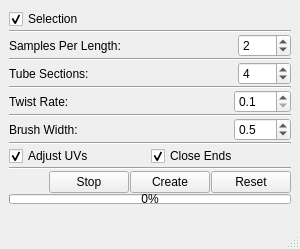
Before: the Qt Designer form ui/window2.ui in iceanimations/generalizedCylinder, drawn with Qt 5.
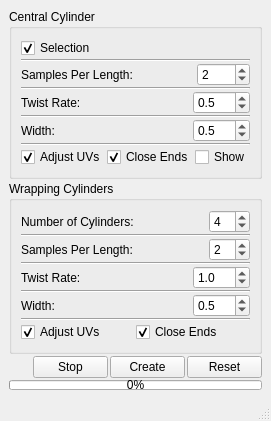
After: the same form once the commit is applied.

Commit message: interface2.py added, window2.ui added and designed, ready to implement interface2.py

What changed in the file:
```diff
--- a/ui/window2.ui
+++ b/ui/window2.ui
@@ -6,14 +6,26 @@
    <rect>
     <x>0</x>
     <y>0</y>
-    <width>300</width>
-    <height>249</height>
+    <width>263</width>
+    <height>415</height>
    </rect>
   </property>
   <property name="windowTitle">
    <string>Generalized Cylinder</string>
   </property>
   <widget class="QWidget" name="centralwidget">
+   <layout class="QVBoxLayout" name="verticalLayout_3">
+    <property name="spacing">
+     <number>2</number>
+    </property>
+    <item>
+     <widget class="QGroupBox" name="groupBox">
+      <property name="title">
+       <string>Central Cylinder</string>
+      </property>
+      <property name="flat">
+       <bool>false</bool>
+      </property>
    <layout class="QVBoxLayout" name="verticalLayout">
     <property name="spacing">
      <number>1</number>
@@ -32,7 +44,7 @@
      </widget>
     </item>
     <item>
-     <widget class="Line" name="line">
+        <widget class="Line" name="line_8">
       <property name="orientation">
        <enum>Qt::Horizontal</enum>
       </property>
@@ -79,54 +91,7 @@
      </layout>
     </item>
     <item>
-     <widget class="Line" name="line_2">
-      <property name="orientation">
-       <enum>Qt::Horizontal</enum>
-      </property>
-     </widget>
-    </item>
-    <item>
-     <layout class="QHBoxLayout" name="horizontalLayout_2">
-      <item>
-       <widget class="QLabel" name="label_2">
-        <property name="text">
-         <string>Tube Sections: </string>
-        </property>
-       </widget>
-      </item>
-      <item>
-       <spacer name="horizontalSpacer_2">
-        <property name="orientation">
-         <enum>Qt::Horizontal</enum>
-        </property>
-        <property name="sizeHint" stdset="0">
-         <size>
-          <width>40</width>
-          <height>20</height>
-         </size>
-        </property>
-       </spacer>
-      </item>
-      <item>
-       <widget class="QSpinBox" name="tubeSectionsBox">
-        <property name="minimumSize">
-         <size>
-          <width>53</width>
-          <height>0</height>
-         </size>
-        </property>
-        <property name="minimum">
-         <number>3</number>
-        </property>
-        <property name="value">
-         <number>4</number>
-        </property>
-       </widget>
-      </item>
-     </layout>
-    </item>
-    <item>
-     <widget class="Line" name="line_3">
+        <widget class="Line" name="line">
       <property name="orientation">
        <enum>Qt::Horizontal</enum>
       </property>
@@ -160,17 +125,20 @@
          <number>1</number>
         </property>
         <property name="minimum">
-         <double>0.100000000000000</double>
+            <double>0.000000000000000</double>
         </property>
         <property name="singleStep">
          <double>0.100000000000000</double>
         </property>
+           <property name="value">
+            <double>0.500000000000000</double>
+           </property>
        </widget>
       </item>
      </layout>
     </item>
     <item>
-     <widget class="Line" name="line_4">
+        <widget class="Line" name="line_2">
       <property name="orientation">
        <enum>Qt::Horizontal</enum>
       </property>
@@ -184,7 +152,7 @@
          <string>Cylinder width</string>
         </property>
         <property name="text">
-         <string>Brush Width: </string>
+            <string>Width: </string>
         </property>
        </widget>
       </item>
@@ -220,7 +188,7 @@
      </layout>
     </item>
     <item>
-     <widget class="Line" name="line_6">
+        <widget class="Line" name="line_3">
       <property name="orientation">
        <enum>Qt::Horizontal</enum>
       </property>
@@ -248,6 +216,100 @@
         </property>
        </widget>
       </item>
+         <item>
+          <widget class="QCheckBox" name="showButton">
+           <property name="text">
+            <string>Show</string>
+           </property>
+          </widget>
+         </item>
+        </layout>
+       </item>
+      </layout>
+     </widget>
+    </item>
+    <item>
+     <widget class="QGroupBox" name="groupBox_2">
+      <property name="title">
+       <string>Wrapping Cylinders</string>
+      </property>
+      <layout class="QVBoxLayout" name="verticalLayout_2">
+       <property name="spacing">
+        <number>1</number>
+       </property>
+       <item>
+        <layout class="QHBoxLayout" name="horizontalLayout_2">
+         <item>
+          <widget class="QLabel" name="label_2">
+           <property name="text">
+            <string>Number of Cylinders: </string>
+           </property>
+          </widget>
+         </item>
+         <item>
+          <spacer name="horizontalSpacer_2">
+           <property name="orientation">
+            <enum>Qt::Horizontal</enum>
+           </property>
+           <property name="sizeHint" stdset="0">
+            <size>
+             <width>40</width>
+             <height>20</height>
+            </size>
+           </property>
+          </spacer>
+         </item>
+         <item>
+          <widget class="QSpinBox" name="numOfCylindersBox">
+           <property name="minimum">
+            <number>3</number>
+           </property>
+           <property name="value">
+            <number>4</number>
+           </property>
+          </widget>
+         </item>
+        </layout>
+       </item>
+       <item>
+        <widget class="Line" name="line_4">
+         <property name="orientation">
+          <enum>Qt::Horizontal</enum>
+         </property>
+        </widget>
+       </item>
+       <item>
+        <layout class="QHBoxLayout" name="horizontalLayout_7">
+         <item>
+          <widget class="QLabel" name="label_5">
+           <property name="text">
+            <string>Samples Per Length:</string>
+           </property>
+          </widget>
+         </item>
+         <item>
+          <spacer name="horizontalSpacer_6">
+           <property name="orientation">
+            <enum>Qt::Horizontal</enum>
+           </property>
+           <property name="sizeHint" stdset="0">
+            <size>
+             <width>40</width>
+             <height>20</height>
+            </size>
+           </property>
+          </spacer>
+         </item>
+         <item>
+          <widget class="QSpinBox" name="samplesPerLengthBox2">
+           <property name="minimum">
+            <number>1</number>
+           </property>
+           <property name="value">
+            <number>2</number>
+           </property>
+          </widget>
+         </item>
      </layout>
     </item>
     <item>
@@ -258,6 +320,124 @@
      </widget>
     </item>
     <item>
+        <layout class="QHBoxLayout" name="horizontalLayout_8">
+         <item>
+          <widget class="QLabel" name="label_6">
+           <property name="text">
+            <string>Twist Rate:</string>
+           </property>
+          </widget>
+         </item>
+         <item>
+          <spacer name="horizontalSpacer_7">
+           <property name="orientation">
+            <enum>Qt::Horizontal</enum>
+           </property>
+           <property name="sizeHint" stdset="0">
+            <size>
+             <width>40</width>
+             <height>20</height>
+            </size>
+           </property>
+          </spacer>
+         </item>
+         <item>
+          <widget class="QDoubleSpinBox" name="twistRateBox2">
+           <property name="decimals">
+            <number>1</number>
+           </property>
+           <property name="singleStep">
+            <double>0.100000000000000</double>
+           </property>
+           <property name="value">
+            <double>1.000000000000000</double>
+           </property>
+          </widget>
+         </item>
+        </layout>
+       </item>
+       <item>
+        <widget class="Line" name="line_6">
+         <property name="orientation">
+          <enum>Qt::Horizontal</enum>
+         </property>
+        </widget>
+       </item>
+       <item>
+        <layout class="QHBoxLayout" name="horizontalLayout_9">
+         <item>
+          <widget class="QLabel" name="label_7">
+           <property name="text">
+            <string>Width:</string>
+           </property>
+          </widget>
+         </item>
+         <item>
+          <spacer name="horizontalSpacer_8">
+           <property name="orientation">
+            <enum>Qt::Horizontal</enum>
+           </property>
+           <property name="sizeHint" stdset="0">
+            <size>
+             <width>40</width>
+             <height>20</height>
+            </size>
+           </property>
+          </spacer>
+         </item>
+         <item>
+          <widget class="QDoubleSpinBox" name="widthBox">
+           <property name="decimals">
+            <number>1</number>
+           </property>
+           <property name="minimum">
+            <double>0.100000000000000</double>
+           </property>
+           <property name="singleStep">
+            <double>0.100000000000000</double>
+           </property>
+           <property name="value">
+            <double>0.500000000000000</double>
+           </property>
+          </widget>
+         </item>
+        </layout>
+       </item>
+       <item>
+        <widget class="Line" name="line_7">
+         <property name="orientation">
+          <enum>Qt::Horizontal</enum>
+         </property>
+        </widget>
+       </item>
+       <item>
+        <layout class="QHBoxLayout" name="horizontalLayout_10">
+         <item>
+          <widget class="QCheckBox" name="adjustUVsButton2">
+           <property name="text">
+            <string>Adjust UVs</string>
+           </property>
+           <property name="checked">
+            <bool>true</bool>
+           </property>
+          </widget>
+         </item>
+         <item>
+          <widget class="QCheckBox" name="closeEndsButton2">
+           <property name="text">
+            <string>Close Ends</string>
+           </property>
+           <property name="checked">
+            <bool>true</bool>
+           </property>
+          </widget>
+         </item>
+        </layout>
+       </item>
+      </layout>
+     </widget>
+    </item>
+    <item>
      <layout class="QHBoxLayout" name="horizontalLayout_5">
       <item>
        <spacer name="horizontalSpacer_5">
```
Left out of the diff: 4 changed lines with no effect on the pictures. Lines whose indentation alone changed are shown as unchanged. The commit also changes 3 other files.
